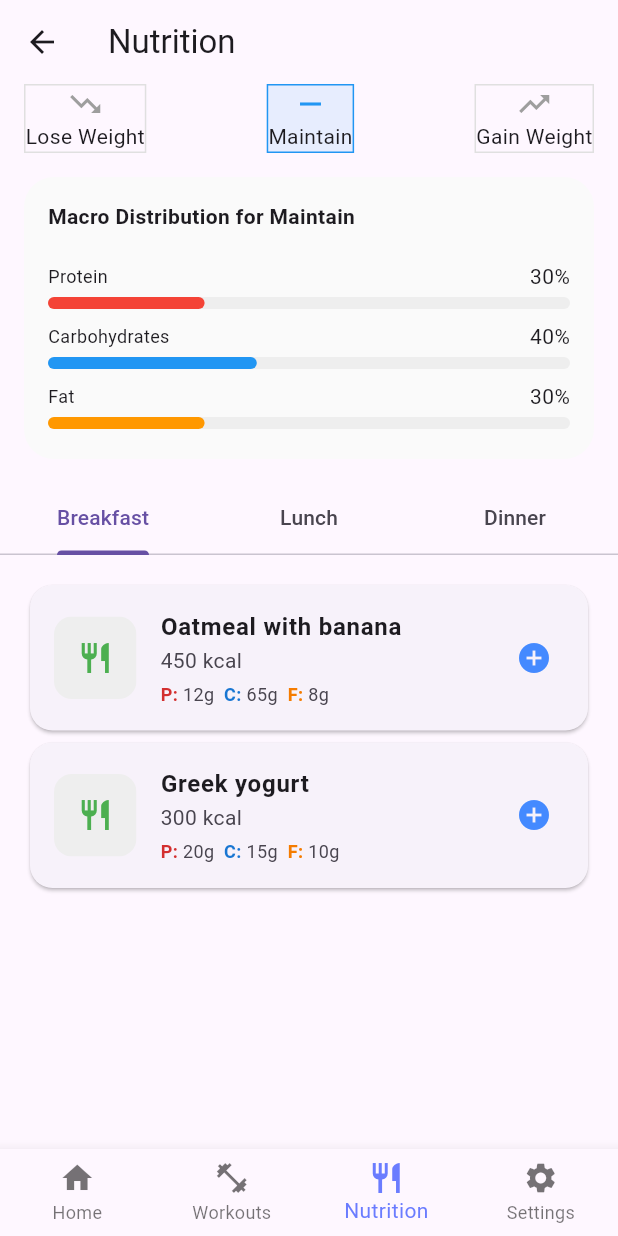
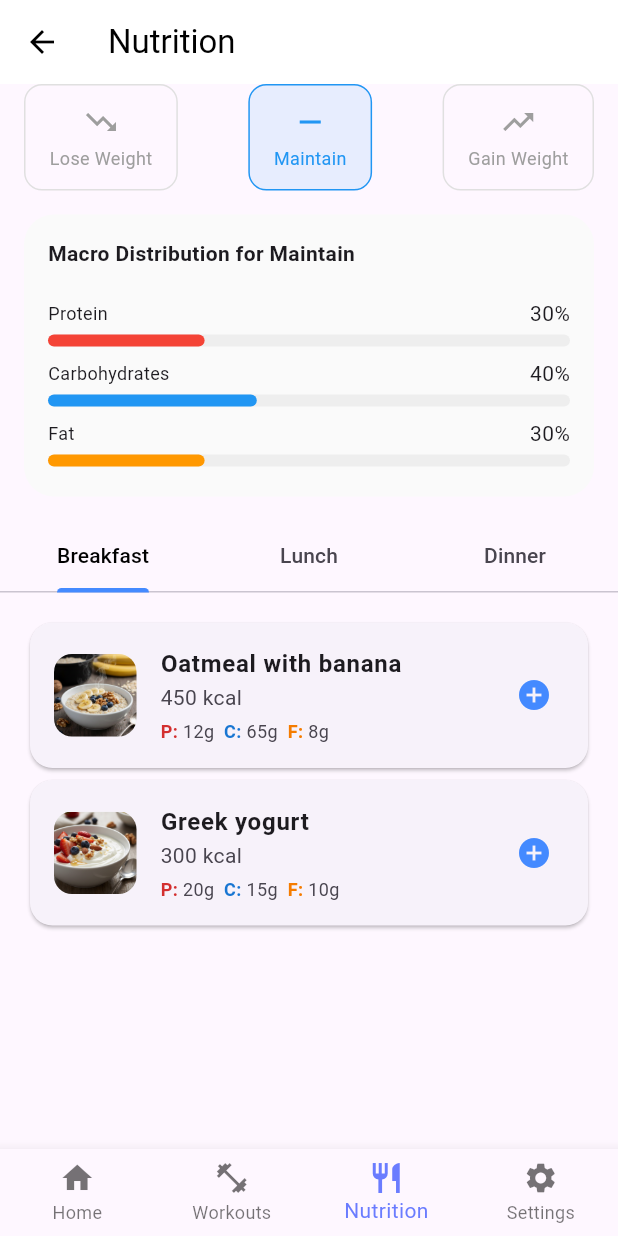
Before and after one commit to Paki10/GymApp_Repository, a Flutter app: the NutritionPage screen opened directly, on a phone screen of 412 x 824 dp. Run offline on Flutter 3.47's test engine with Material 3 defaults, Android fonts, the phone set to English and light mode, and no system bars; our stand-ins replace firebase_auth, firebase_core; accounts and stored records are empty.

Commit message:
fixed an issue in nutrition page

```diff
--- a/lib/pages/nutrition_page.dart
+++ b/lib/pages/nutrition_page.dart
@@ -3,8 +3,8 @@ import '../widgets/app_bottom_navigation.dart';
 import '../widgets/macro_card.dart';
 import '../widgets/meal_item.dart';
 
-// StatefulWidget: Deze pagina kan WEL veranderen terwijl de gebruiker kijkt.
-// Dit is nodig omdat de macro-grafiek verandert als je op een ander doel klikt.
+// StatefulWidget: Deze pagina kan 'leven'.
+// Als je op een knop klikt, kan de inhoud op het scherm veranderen.
 class NutritionPage extends StatefulWidget {
   const NutritionPage({super.key});
 
@@ -13,11 +13,11 @@ class NutritionPage extends StatefulWidget {
 }
 
 class _NutritionPageState extends State<NutritionPage> {
-  // Variabele die bijhoudt welk doel momenteel is geselecteerd.
+  // selectedGoal: Een variabele (String) die onthoudt welk fitnessdoel de gebruiker heeft aangeklikt.
   String selectedGoal = 'Maintain';
 
-  // Een Map (opslag) met de verhoudingen voor proteïne, koolhydraten en vet.
-  // Dit is de 'logica' van je app: elk doel heeft zijn eigen percentages.
+  // macroData: Een Map (een soort woordenboek) waarin de logica van je app staat.
+  // Het koppelt een doel (zoals 'Lose Weight') aan de juiste verhouding proteïne, koolhydraten en vet.
   final Map<String, Map<String, double>> macroData = {
     'Lose Weight': {'protein': 0.45, 'carbs': 0.25, 'fat': 0.30},
     'Maintain': {'protein': 0.30, 'carbs': 0.40, 'fat': 0.30},
@@ -26,14 +26,20 @@ class _NutritionPageState extends State<NutritionPage> {
 
   @override
   Widget build(BuildContext context) {
-    // DefaultTabController beheert de tabbladen (Breakfast, Lunch, Dinner).
+    // DefaultTabController: Zorgt ervoor dat de TabBar (Breakfast, Lunch, Dinner) werkt.
     return DefaultTabController(
-      length: 3,
+      length: 3, // Er zijn 3 tabbladen.
       child: Scaffold(
-        appBar: AppBar(title: const Text('Nutrition')),
+        appBar: AppBar(
+          title: const Text('Nutrition'),
+          backgroundColor: Colors.white,
+          foregroundColor: Colors.black,
+          elevation:
+              0, // Verwijdert de schaduw onder de balk voor een 'flat' design.
+        ),
         body: Column(
           children: [
-            // Goal Selector: De drie knoppen bovenaan de pagina.
+            // Goal Selector: De rij met drie interactieve knoppen bovenaan.
             Padding(
               padding: const EdgeInsets.symmetric(horizontal: 16.0),
               child: Row(
@@ -46,16 +52,19 @@ class _NutritionPageState extends State<NutritionPage> {
               ),
             ),
 
-            // MacroCard: Dit component tekent de grafiek of balken.
-            // Je geeft het geselecteerde doel en de bijbehorende cijfers door.
+            // MacroCard: Dit is een 'custom widget' die de cijfers of grafiek laat zien.
+            // Het krijgt 'selectedGoal' en de bijbehorende data uit de macroData Map mee.
             MacroCard(
               selectedGoal: selectedGoal,
               macros:
-                  macroData[selectedGoal]!, // De '!' zegt: ik weet zeker dat dit doel bestaat.
+                  macroData[selectedGoal]!, // De '!' betekent: "Ik weet zeker dat deze data bestaat".
             ),
 
-            // TabBar: De klikbare tekstjes voor de verschillende maaltijden.
+            // TabBar: De klikbare titels voor de maaltijden.
             const TabBar(
+              labelColor: Colors.black,
+              indicatorColor: Colors
+                  .blueAccent, // De kleur van het lijntje onder de actieve tab.
               tabs: [
                 Tab(text: 'Breakfast'),
                 Tab(text: 'Lunch'),
@@ -63,15 +72,16 @@ class _NutritionPageState extends State<NutritionPage> {
               ],
             ),
 
-            // TabBarView: De inhoud die je ziet per tabblad.
+            // Expanded: Zorgt ervoor dat de TabBarView de rest van de beschikbare ruimte inneemt.
             Expanded(
               child: TabBarView(
                 children: [
+                  // De inhoud per tabblad (Breakfast, Lunch, Dinner).
                   _buildList([
-                    // Ontbijt lijst
                     const MealItem(
                       name: 'Oatmeal with banana',
                       calories: '450 kcal',
+                      assetPath: "assets/HavermoutMetBanaan.png",
                       p: '12g',
                       c: '65g',
                       f: '8g',
@@ -79,29 +89,46 @@ class _NutritionPageState extends State<NutritionPage> {
                     const MealItem(
                       name: 'Greek yogurt',
                       calories: '300 kcal',
+                      assetPath: 'assets/GriekseYoghurt.png',
                       p: '20g',
                       c: '15g',
                       f: '10g',
                     ),
                   ]),
                   _buildList([
-                    // Lunch lijst
                     const MealItem(
                       name: 'Chicken salad',
                       calories: '550 kcal',
+                      assetPath: 'assets/KipSalade.png',
                       p: '35g',
                       c: '10g',
                       f: '25g',
                     ),
+                    const MealItem(
+                      name: 'Tuna wrap',
+                      calories: '400 kcal',
+                      assetPath: 'assets/WrapTonijn.png',
+                      p: '28g',
+                      c: '45g',
+                      f: '12g',
+                    ),
                   ]),
                   _buildList([
-                    // Diner lijst
                     const MealItem(
                       name: 'Salmon & Potatoes',
                       calories: '650 kcal',
+                      assetPath: 'assets/ZalmEnAardappel.png',
                       p: '40g',
                       c: '50g',
                       f: '22g',
+                    ),
+                    const MealItem(
+                      name: 'Pasta with minced meat',
+                      calories: '700 kcal',
+                      assetPath: 'assets/PastaGehakt.png',
+                      p: '32g',
+                      c: '85g',
+                      f: '18g',
                     ),
                   ]),
                 ],
@@ -109,25 +136,25 @@ class _NutritionPageState extends State<NutritionPage> {
             ),
           ],
         ),
-        bottomNavigationBar: AppBottomNavigation(
-          currentIndex: 2,
-        ), // Index 2 is het derde menu-item.
+        // BottomNavigationBar: De balk onderaan de app om tussen pagina's te wisselen.
+        bottomNavigationBar: AppBottomNavigation(currentIndex: 2),
       ),
     );
   }
 
-  // _goalButton is een 'helper functie' om de drie doelknoppen te maken zonder code te herhalen.
+  // _goalButton: Een kleine functie die één van de drie doelknoppen bouwt.
   Widget _goalButton(String goal, IconData icon) {
     bool isSelected =
-        selectedGoal ==
-        goal; // Checkt of deze knop degene is waarop geklikt is.
+        selectedGoal == goal; // Controleert of de huidige knop geselecteerd is.
     return GestureDetector(
-      // setState() is de belangrijkste functie: het zegt tegen Flutter "er is iets veranderd, teken de pagina opnieuw!"
+      // GestureDetector: Maakt de knop klikbaar.
       onTap: () => setState(() => selectedGoal = goal),
+      // setState: Zegt tegen de app: "De variabele selectedGoal is veranderd, teken de pagina opnieuw!"
       child: Container(
-        // Opmaak van de knop (kleur verandert als isSelected waar is).
+        padding: const EdgeInsets.symmetric(vertical: 12, horizontal: 16),
         decoration: BoxDecoration(
           color: isSelected ? Colors.blue.withOpacity(0.1) : Colors.transparent,
+          borderRadius: BorderRadius.circular(12),
           border: Border.all(
             color: isSelected ? Colors.blue : Colors.grey[300]!,
           ),
@@ -135,14 +162,21 @@ class _NutritionPageState extends State<NutritionPage> {
         child: Column(
           children: [
             Icon(icon, color: isSelected ? Colors.blue : Colors.grey),
-            Text(goal),
+            const SizedBox(height: 4),
+            Text(
+              goal,
+              style: TextStyle(
+                fontSize: 12,
+                color: isSelected ? Colors.blue : Colors.grey,
+              ),
+            ),
           ],
         ),
       ),
     );
   }
 
-  // Helper om snel een scrollbare lijst met maaltijden te maken.
+  // _buildList: Een simpele functie om een scrollbare lijst te maken voor de maaltijden.
   Widget _buildList(List<Widget> items) =>
       ListView(padding: const EdgeInsets.all(16.0), children: items);
 }
```
